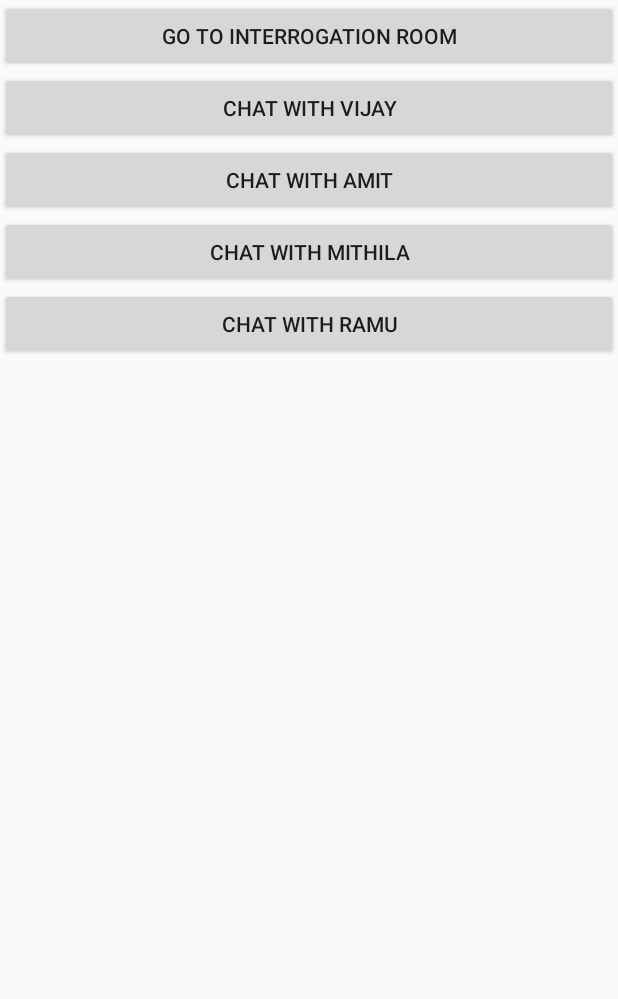
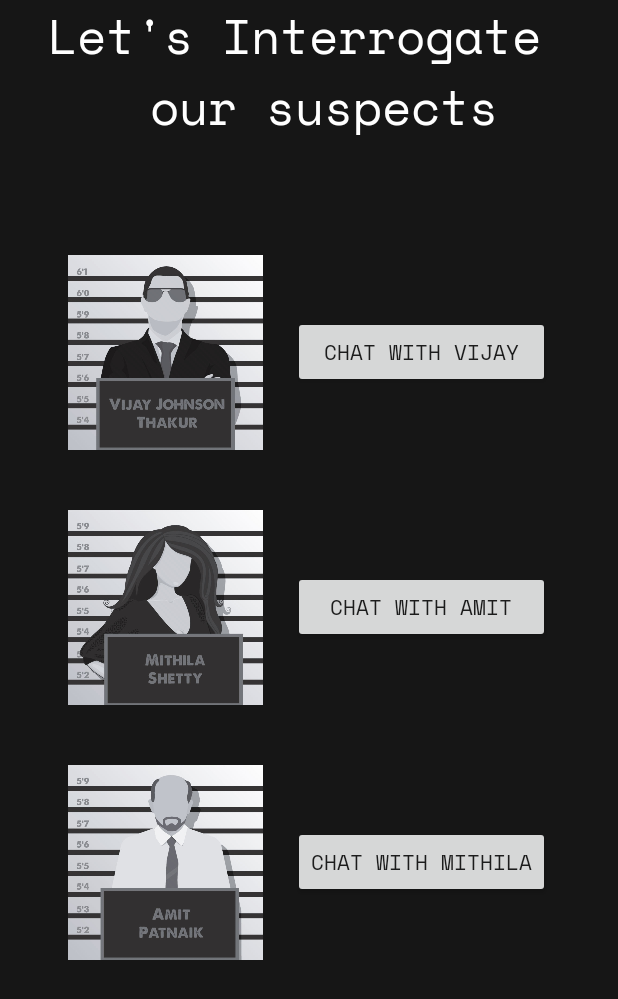
Before and after one commit to veetrag/murdermystery, an Android app: the HomeActivity screen opened directly, with no data from a screen before it, on a phone screen of 412 x 824 dp. Shown: the top 999 px of the screen. Run offline under Robolectric (Android 15) with nearby library versions, the phone set to English and light mode, and no system bars.

Commit message:
UI changes, font added

```diff
--- a/app/src/main/java/com/javapapers/android/aichatbot/HomeActivity.java
+++ b/app/src/main/java/com/javapapers/android/aichatbot/HomeActivity.java
@@ -19,11 +19,11 @@ public class HomeActivity extends AppCompatActivity {
 
     }
 
-    public void openWebViewActivity(View view)
-    {
-        startActivity(new Intent(this, TestActivity.class));
-
-    }
+//    public void openWebViewActivity(View view)
+//    {
+//        startActivity(new Intent(this, TestActivity.class));
+//
+//    }
 
     public void openVijayActivity(View view)
     {
@@ -43,11 +43,11 @@ public class HomeActivity extends AppCompatActivity {
 
     }
 
-    public void openRamuActivity(View view)
-    {
-        startActivity(new Intent(this, ChatBotRamuActivity.class));
-
-    }
+//    public void openRamuActivity(View view)
+//    {
+//        startActivity(new Intent(this, ChatBotRamuActivity.class));
+//
+//    }
 
 
 
--- a/app/src/main/res/layout/activity_home.xml
+++ b/app/src/main/res/layout/activity_home.xml
@@ -4,55 +4,113 @@
     xmlns:tools="http://schemas.android.com/tools"
     android:layout_width="match_parent"
     android:layout_height="match_parent"
-    tools:context=".HomeActivity">
+    tools:context=".HomeActivity"
+    android:background="#161616">
 
 
-    <LinearLayout
+
+        <!--<Button-->
+            <!--android:id="@+id/openCameraButton"-->
+            <!--android:layout_width="match_parent"-->
+            <!--android:layout_height="wrap_content"-->
+            <!--android:onClick="openWebViewActivity"-->
+            <!--android:text="Go to Interrogation Room" />-->
+
+    <TextView
+        android:layout_width="match_parent"
+        android:layout_height="130dp"
+        android:fontFamily="@font/space_mono"
+        android:text="Let's Interrogate \n our suspects"
+        android:textAlignment="center"
+        android:textColor="#FFF"
+        android:textSize="32sp" />
+
+
+
+
+
+        <TableLayout
             android:layout_width="match_parent"
             android:layout_height="match_parent"
-        android:orientation="vertical">
+            >
 
-        <Button
-            android:id="@+id/openCameraButton"
-            android:layout_width="match_parent"
-            android:layout_height="wrap_content"
-            android:onClick="openWebViewActivity"
-            android:text="Go to Interrogation Room" />
+
+
+            <TableRow
+                android:layout_width="wrap_content"
+                android:layout_height="match_parent"
+                android:gravity="center"
+                android:layout_marginTop="160dp"
+                android:paddingBottom="20dp">
+
+                <ImageView
+                    android:layout_width="150dp"
+                    android:layout_height="150dp"
+                    android:layout_column="1"
+                    android:src="@drawable/suspect_1"
+                    android:paddingRight="20dp"/>
 
                 <Button
                     android:id="@+id/vijayChat"
                     android:layout_width="match_parent"
                     android:layout_height="wrap_content"
+                    android:layout_column="2"
+                    android:fontFamily="@font/space_mono"
                     android:onClick="openVijayActivity"
-            android:text="Chat with Vijay"
-            />
+
+
+                    android:text="Chat with Vijay" />
+            </TableRow>
+
+            <TableRow
+                android:layout_width="match_parent"
+                android:layout_height="match_parent"
+                android:gravity="center"
+                android:paddingBottom="20dp"
+                >
+
+                <ImageView
+                    android:layout_width="150dp"
+                    android:layout_height="150dp"
+                    android:layout_column="1"
+                    android:src="@drawable/suspect_2"
+                    android:paddingRight="20dp" />
 
                 <Button
                     android:id="@+id/ajayChat"
                     android:layout_width="match_parent"
                     android:layout_height="wrap_content"
+                    android:layout_column="2"
+                    android:fontFamily="@font/space_mono"
                     android:onClick="openAmitActivity"
-            android:text="Chat with Amit"
-            />
+                    android:text="Chat with Amit" />
+            </TableRow>
+
+
+            <TableRow
+                android:layout_width="match_parent"
+                android:layout_height="match_parent"
+                android:gravity="center"
+                android:paddingBottom="20dp">
+
+                <ImageView
+                    android:layout_width="150dp"
+                    android:layout_height="150dp"
+                    android:layout_column="1"
+                    android:src="@drawable/suspect_3"
+                    android:paddingRight="20dp"/>
 
                 <Button
                     android:id="@+id/mithilaChat"
                     android:layout_width="match_parent"
                     android:layout_height="wrap_content"
+                    android:layout_column="2"
+                    android:fontFamily="@font/space_mono"
                     android:onClick="openMithilaActivity"
-            android:text="Chat with Mithila"
-            />
+                    android:text="Chat with Mithila" />
+            </TableRow>
 
-        <Button
-            android:id="@+id/ramuChat"
-            android:layout_width="match_parent"
-            android:layout_height="wrap_content"
-            android:onClick="openRamuActivity"
-            android:text="Chat with Ramu"
-            />
-
-
-    </LinearLayout>
+        </TableLayout>
 
 
 </android.support.design.widget.CoordinatorLayout>
```
Also changed, not shown: app/src/main/res/drawable/suspect_1.jpg (added), app/src/main/res/drawable/suspect_2.jpg (added), app/src/main/res/drawable/suspect_3.jpg (added). Lines whose indentation alone changed are shown as unchanged.
